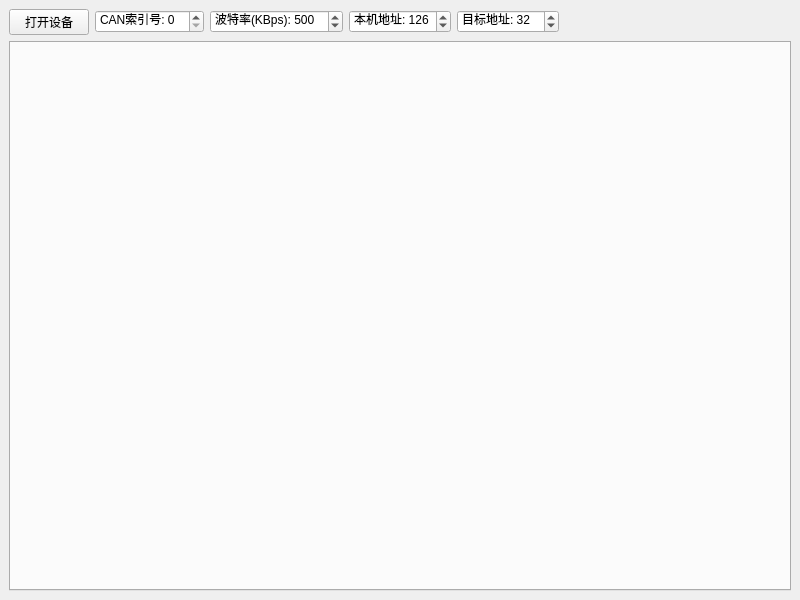
Qt form mainwindow.ui (a9876653/qt-j1939) before a commit.
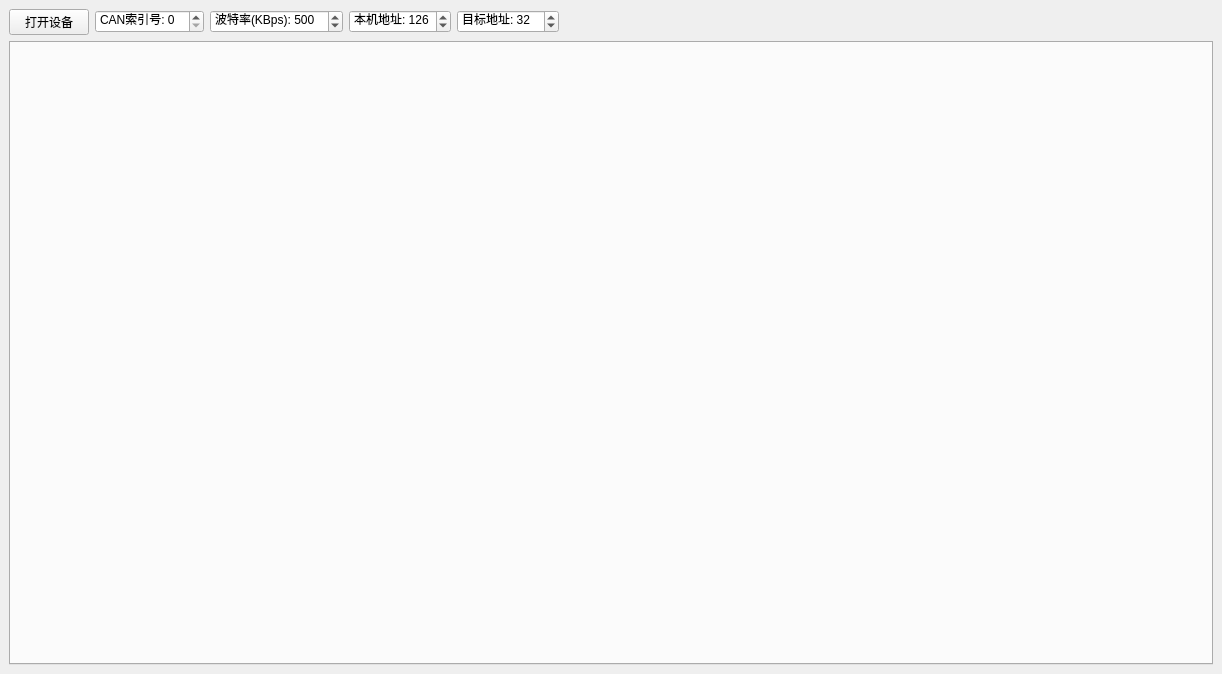
The same form after that commit. Icons and pictures are not drawn.

The edit to the form file:
```diff
--- a/mainwindow.ui
+++ b/mainwindow.ui
@@ -6,8 +6,8 @@
    <rect>
     <x>0</x>
     <y>0</y>
-    <width>800</width>
-    <height>600</height>
+    <width>1222</width>
+    <height>674</height>
    </rect>
   </property>
   <property name="windowTitle">
```
Left out of the diff: 2 changed lines with no effect on the pictures.
